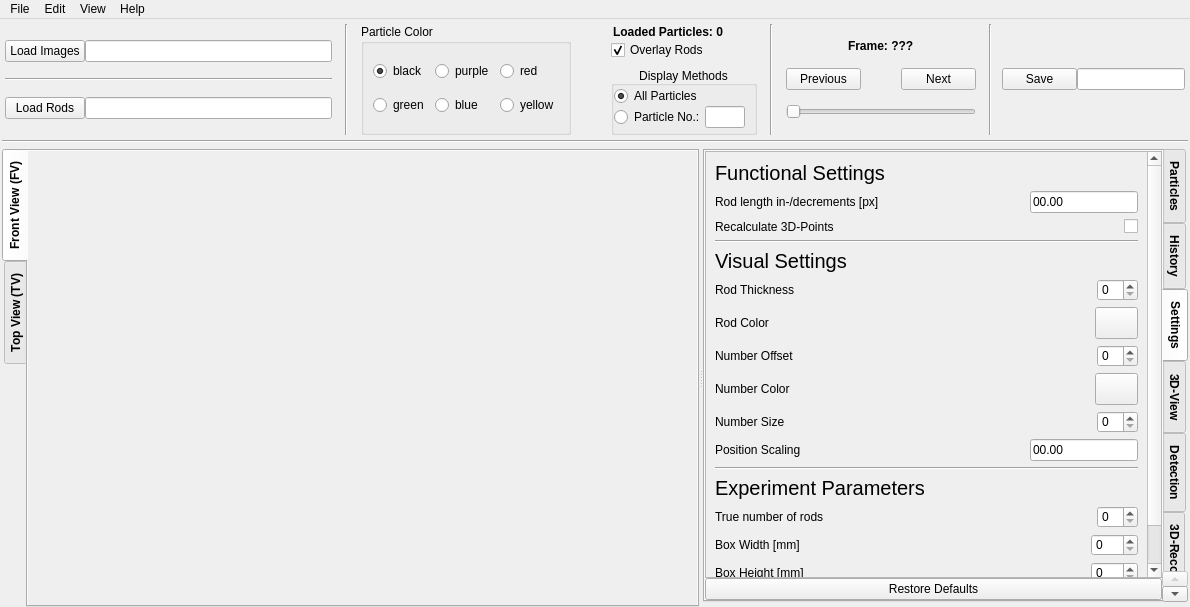
This is RodTracker/src/RodTracker/ui/mainwindow_layout.ui in ANP-Granular/ParticleTracking as Qt 5 draws it before an edit. The edited form follows.
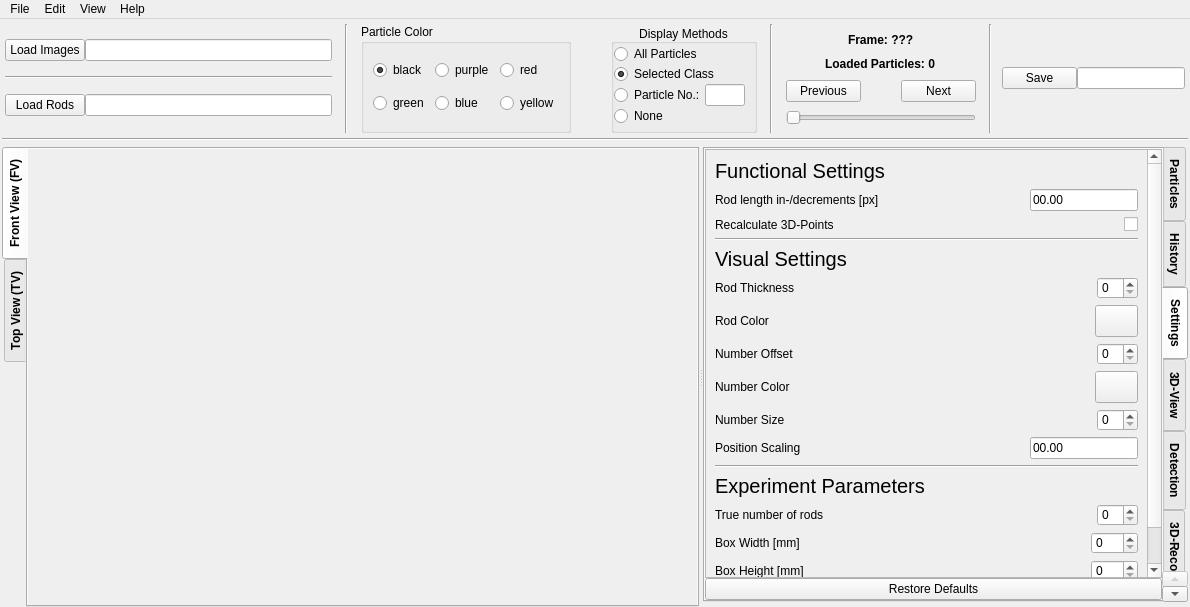
This is the edited form. The open tabs and pages were chosen to show the change. Icons and pictures are not drawn. Custom widgets are drawn as their Qt base class.

Commit message:
Add mode to display all rods in a frame
Adds a display mode to show all available rods for a frame. In this mode the rods are read-only.
See #94.

What changed in the file:
```diff
--- a/RodTracker/src/RodTracker/ui/mainwindow_layout.ui
+++ b/RodTracker/src/RodTracker/ui/mainwindow_layout.ui
@@ -50,8 +50,8 @@
         <rect>
          <x>0</x>
          <y>0</y>
-         <width>1190</width>
-         <height>586</height>
+         <width>1173</width>
+         <height>631</height>
         </rect>
        </property>
        <layout class="QVBoxLayout" name="verticalLayout">
@@ -282,69 +282,6 @@
           </item>
           <item>
            <layout class="QVBoxLayout" name="verticalLayout_3">
-            <item>
-             <widget class="QLineEdit" name="le_rod_disp">
-              <property name="sizePolicy">
-               <sizepolicy hsizetype="Preferred" vsizetype="Fixed">
-                <horstretch>0</horstretch>
-                <verstretch>0</verstretch>
-               </sizepolicy>
-              </property>
-              <property name="styleSheet">
-               <string notr="true">background-color: transparent; font-weight: bold;</string>
-              </property>
-              <property name="text">
-               <string>Loaded Particles: 0</string>
-              </property>
-              <property name="frame">
-               <bool>false</bool>
-              </property>
-              <property name="readOnly">
-               <bool>true</bool>
-              </property>
-              <property name="placeholderText">
-               <string/>
-              </property>
-             </widget>
-            </item>
-            <item>
-             <widget class="QCheckBox" name="cb_overlay">
-              <property name="sizePolicy">
-               <sizepolicy hsizetype="Preferred" vsizetype="Fixed">
-                <horstretch>0</horstretch>
-                <verstretch>0</verstretch>
-               </sizepolicy>
-              </property>
-              <property name="maximumSize">
-               <size>
-                <width>100</width>
-                <height>16777215</height>
-               </size>
-              </property>
-              <property name="text">
-               <string>Overlay Rods</string>
-              </property>
-              <property name="checked">
-               <bool>true</bool>
-              </property>
-             </widget>
-            </item>
-            <item>
-             <spacer name="verticalSpacer">
-              <property name="orientation">
-               <enum>Qt::Vertical</enum>
-              </property>
-              <property name="sizeType">
-               <enum>QSizePolicy::Fixed</enum>
-              </property>
-              <property name="sizeHint" stdset="0">
-               <size>
-                <width>20</width>
-                <height>6</height>
-               </size>
-              </property>
-             </spacer>
-            </item>
             <item>
              <widget class="QGroupBox" name="group_disp_method">
               <property name="sizePolicy">
@@ -384,6 +321,16 @@
                   <string>All Particles</string>
                  </property>
                  <property name="checked">
+                  <bool>false</bool>
+                 </property>
+                </widget>
+               </item>
+               <item>
+                <widget class="QRadioButton" name="rb_disp_class">
+                 <property name="text">
+                  <string>Selected Class</string>
+                 </property>
+                 <property name="checked">
                   <bool>true</bool>
                  </property>
                 </widget>
@@ -427,6 +374,13 @@
                  </item>
                 </layout>
                </item>
+               <item>
+                <widget class="QRadioButton" name="rb_disp_none">
+                 <property name="text">
+                  <string>None</string>
+                 </property>
+                </widget>
+               </item>
               </layout>
              </widget>
             </item>
@@ -501,6 +455,34 @@
               </property>
              </widget>
             </item>
+            <item>
+             <widget class="QLineEdit" name="le_rod_disp">
+              <property name="sizePolicy">
+               <sizepolicy hsizetype="Preferred" vsizetype="Fixed">
+                <horstretch>0</horstretch>
+                <verstretch>0</verstretch>
+               </sizepolicy>
+              </property>
+              <property name="styleSheet">
+               <string notr="true">background-color: transparent; font-weight: bold;</string>
+              </property>
+              <property name="text">
+               <string>Loaded Particles: 0</string>
+              </property>
+              <property name="frame">
+               <bool>false</bool>
+              </property>
+              <property name="alignment">
+               <set>Qt::AlignCenter</set>
+              </property>
+              <property name="readOnly">
+               <bool>true</bool>
+              </property>
+              <property name="placeholderText">
+               <string/>
+              </property>
+             </widget>
+            </item>
             <item>
              <layout class="QHBoxLayout" name="horizontalLayout">
               <item>
@@ -760,8 +742,8 @@
                     <rect>
                      <x>0</x>
                      <y>0</y>
-                     <width>679</width>
-                     <height>442</height>
+                     <width>607</width>
+                     <height>481</height>
                     </rect>
                    </property>
                    <layout class="QVBoxLayout" name="verticalLayout_16">
@@ -1094,8 +1076,8 @@
                        <rect>
                         <x>0</x>
                         <y>0</y>
-                        <width>234</width>
-                        <height>463</height>
+                        <width>474</width>
+                        <height>514</height>
                        </rect>
                       </property>
                       <layout class="QVBoxLayout" name="verticalLayout_9">
```
Left out of the diff: 4 changed lines with no effect on the pictures. The commit also changes 4 other files.
